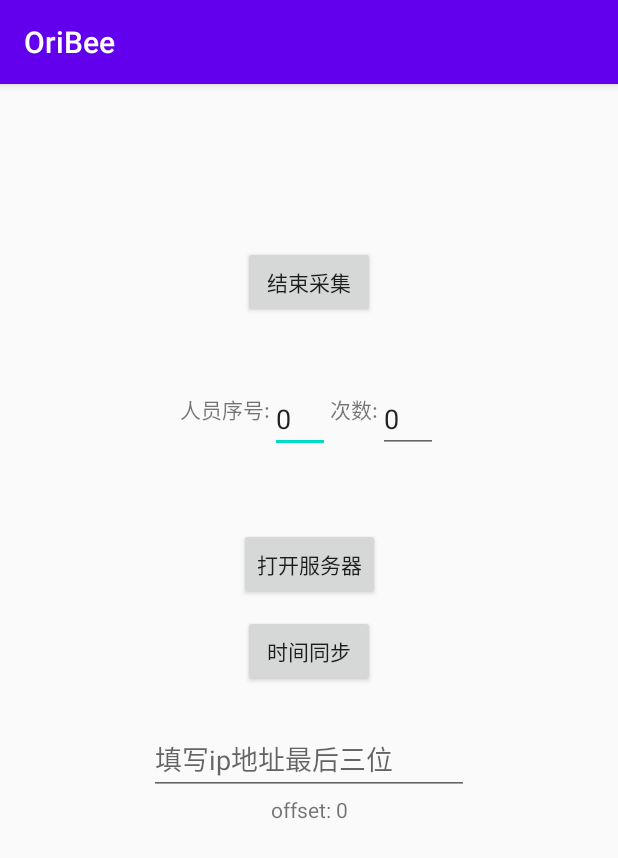
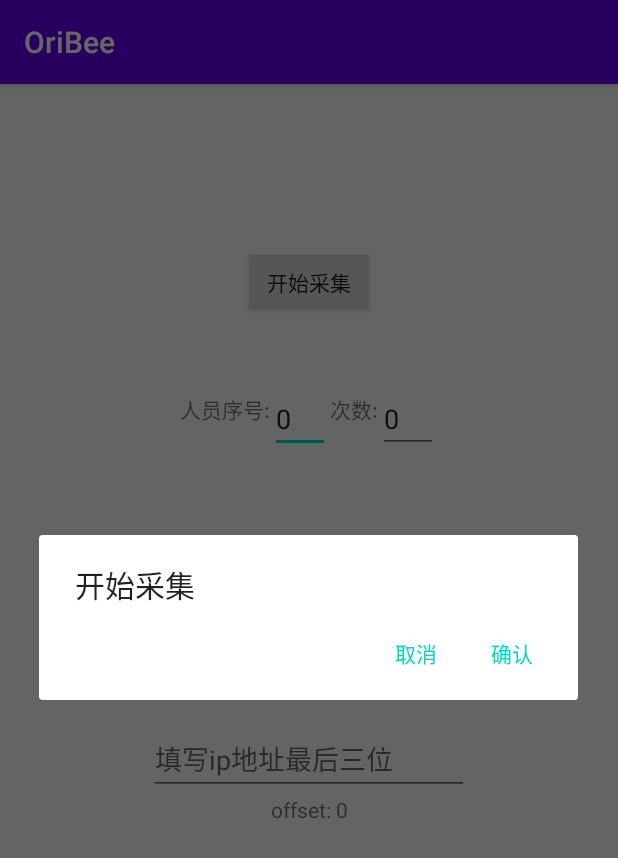
Before and after one commit to DoDoLilo/OriBee, an Android app: the screen it shows after launch (MainActivity), after a tap on "开始采集", on a phone screen of 412 x 824 dp. Shown: the top 858 px of the screen. Run offline under Robolectric (Android 15) with nearby library versions, the phone set to English and light mode, and no system bars.

Commit message:
fix bugs

```diff
--- a/app/src/main/java/com/dadachen/oribee/MainActivity.kt
+++ b/app/src/main/java/com/dadachen/oribee/MainActivity.kt
@@ -3,6 +3,7 @@ package com.dadachen.oribee
 import android.annotation.SuppressLint
 import android.content.Context
 import android.content.SharedPreferences
+import android.graphics.Color
 import android.hardware.Sensor
 import android.hardware.SensorEvent
 import android.hardware.SensorEventListener
@@ -12,10 +13,9 @@ import androidx.appcompat.app.AppCompatActivity
 import android.os.Bundle
 import android.util.Log
 import android.view.View
-import android.widget.SeekBar
 import android.widget.Toast
-import androidx.core.view.isVisible
-import com.dadachen.magicorientation.utils.writeToLocalStorage
+import androidx.appcompat.app.AlertDialog
+import com.dadachen.oribee.utils.writeToLocalStorage
 import com.dadachen.oribee.time.getTimeByHttpClient
 import com.dadachen.oribee.time.runServer
 import com.dadachen.oribee.utils.Utils
@@ -40,11 +40,13 @@ class MainActivity : AppCompatActivity() {
 
     }
     private val rotl = object : SensorEventListener {
+        @SuppressLint("SetTextI18n")
         override fun onSensorChanged(p0: SensorEvent?) {
             rotVector[0] = p0!!.values[0]
             rotVector[1] = p0.values[1]
             rotVector[2] = p0.values[2]
             rotVector[3] = p0.values[3]
+            tv_rot_vector.text = "${rotVector[0]}\n${rotVector[1]}\n${rotVector[2]}\n${rotVector[3]}"
         }
 
         override fun onAccuracyChanged(p0: Sensor?, p1: Int) {
@@ -100,14 +102,27 @@ class MainActivity : AppCompatActivity() {
     private var isStart = false
     private fun initView() {
         bt_start_record.setOnClickListener {
+            val dialog = let {
+                AlertDialog.Builder(this).apply {
+                    setTitle(if(!isStart) R.string.start_record else R.string.end_record)
+                    setPositiveButton(R.string.dialog_ok){ _, _ ->
                         if (!isStart) {
                             startRecord()
+                            bt_start_record.setBackgroundColor(Color.RED)
                             bt_start_record.text = getString(R.string.end_record)
                         } else {
                             endRecord()
+                            bt_start_record.setBackgroundColor(Color.GRAY)
+
                             bt_start_record.text = getString(R.string.start_record)
                         }
                         isStart = !isStart
+                    }
+                    setNegativeButton(R.string.dialog_cancel){ _, _ ->
+
+                    }
+                }.create()
+            }.show()
         }
 
         //init
@@ -173,7 +188,7 @@ class MainActivity : AppCompatActivity() {
 
         Utils.setValueBySharedPreference(sharedPreferences,"person", personNumber)
         Utils.setValueBySharedPreference(sharedPreferences, "count", countNumber)
-
+        Toast.makeText(this, "开始采集", Toast.LENGTH_SHORT).show()
         thread(start = true) {
             while (recording){
                 val content = "${System.currentTimeMillis()+timeOffset},${acc[0]},${acc[1]},${acc[2]},${gyro[0]},${gyro[1]},${gyro[2]},${rotVector[0]},${rotVector[1]},${rotVector[2]},${rotVector[3]}"
--- a/app/src/main/java/com/dadachen/oribee/utils/CsvWrister.kt
+++ b/app/src/main/java/com/dadachen/oribee/utils/CsvWrister.kt
@@ -1,4 +1,4 @@
-package com.dadachen.magicorientation.utils
+package com.dadachen.oribee.utils
 
 import java.io.File
 import java.io.RandomAccessFile
--- a/app/src/main/res/layout/activity_choose.xml
+++ b/app/src/main/res/layout/activity_choose.xml
@@ -1,6 +1,7 @@
 <?xml version="1.0" encoding="utf-8"?>
 <androidx.constraintlayout.widget.ConstraintLayout xmlns:android="http://schemas.android.com/apk/res/android"
         xmlns:app="http://schemas.android.com/apk/res-auto"
+    xmlns:tools="http://schemas.android.com/tools"
     android:layout_width="match_parent"
         android:layout_height="match_parent">
 
@@ -105,4 +106,14 @@
         app:layout_constraintStart_toStartOf="parent"
         app:layout_constraintTop_toBottomOf="@+id/ev_remote_ip_address" />
 
+    <TextView
+        android:id="@+id/tv_rot_vector"
+        android:layout_width="wrap_content"
+        android:layout_height="wrap_content"
+        android:layout_marginTop="36dp"
+        app:layout_constraintEnd_toEndOf="parent"
+        app:layout_constraintHorizontal_bias="0.498"
+        app:layout_constraintStart_toStartOf="parent"
+        app:layout_constraintTop_toTopOf="@+id/tv_offset_info" />
+
 </androidx.constraintlayout.widget.ConstraintLayout>
--- a/app/src/main/res/values/strings.xml
+++ b/app/src/main/res/values/strings.xml
@@ -7,4 +7,6 @@
     <string name="server_open">打开服务器</string>
     <string name="sync_time">时间同步</string>
     <string name="enter_ip_address_last_three_digit">填写ip地址最后三位</string>
+    <string name="dialog_ok">确认</string>
+    <string name="dialog_cancel">取消</string>
 </resources>
```
Lines whose indentation alone changed are shown as unchanged.
